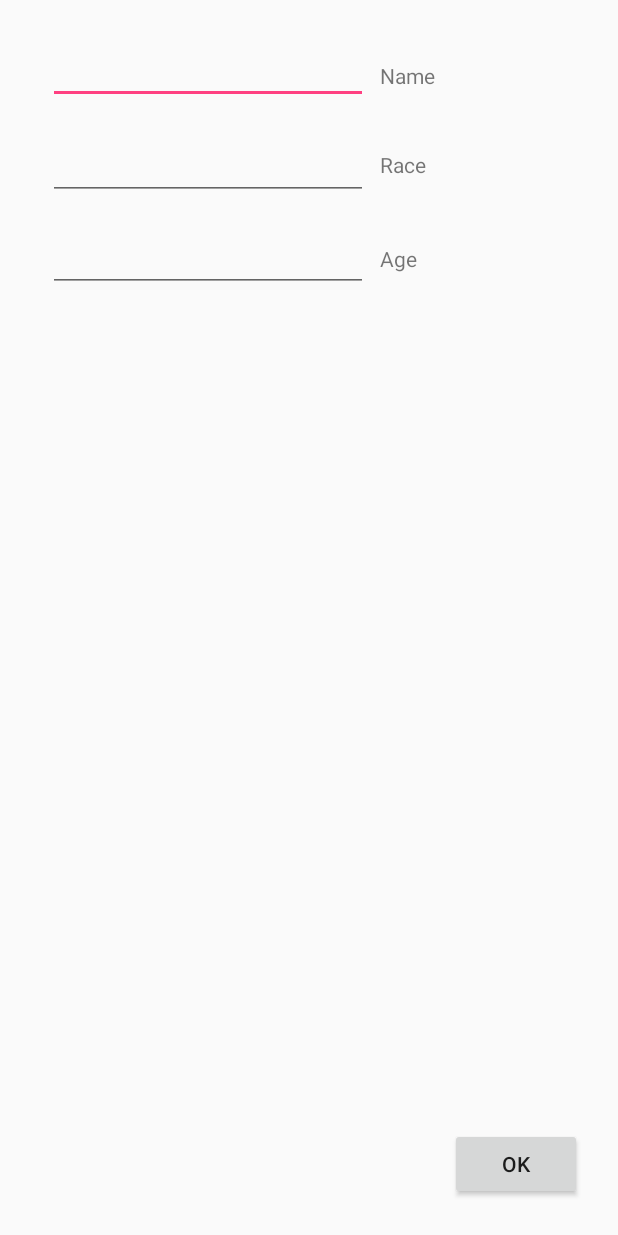
After one commit to cedric-fouquet/tinder_doggo, an Android app: the layout activity_inscription.xml on its own in the app's theme, with its tools: preview values and no code run, on a phone screen of 412 x 824 dp. The commit adds this screen. Run offline under Robolectric (Android 15) with nearby library versions, the phone set to English and light mode, and no system bars.

Commit message:
création et avancement de l'inscription

```diff
--- a/app/build.gradle
+++ b/app/build.gradle
@@ -31,4 +31,5 @@ dependencies {
 
 
 
+
 apply plugin: 'com.google.gms.google-services'
--- a/app/src/main/AndroidManifest.xml
+++ b/app/src/main/AndroidManifest.xml
@@ -23,7 +23,8 @@
                 <category android:name="android.intent.category.LAUNCHER" />
             </intent-filter>
         </activity>
-        <activity android:name=".MainMenu"></activity>
+        <activity android:name=".MainMenu" />
+        <activity android:name=".Inscription"></activity>
     </application>
 
 </manifest>
--- /dev/null
+++ b/app/src/main/res/layout/activity_inscription.xml
@@ -0,0 +1,88 @@
+<?xml version="1.0" encoding="utf-8"?>
+<android.support.constraint.ConstraintLayout xmlns:android="http://schemas.android.com/apk/res/android"
+    xmlns:app="http://schemas.android.com/apk/res-auto"
+    xmlns:tools="http://schemas.android.com/tools"
+    android:layout_width="match_parent"
+    android:layout_height="match_parent"
+    tools:context="arrossage_fouqueterie.tinder_doggo.Inscription">
+
+    <EditText
+        android:id="@+id/editTextName"
+        android:layout_width="wrap_content"
+        android:layout_height="41dp"
+        android:layout_marginStart="32dp"
+        android:layout_marginTop="28dp"
+        android:ems="10"
+        android:inputType="text"
+        app:layout_constraintStart_toStartOf="parent"
+        app:layout_constraintTop_toTopOf="parent" />
+
+    <EditText
+        android:id="@+id/editTextRace"
+        android:layout_width="wrap_content"
+        android:layout_height="48dp"
+        android:layout_marginStart="32dp"
+        android:layout_marginTop="16dp"
+        android:ems="10"
+        android:inputType="text|textPersonName"
+        app:layout_constraintStart_toStartOf="parent"
+        app:layout_constraintTop_toBottomOf="@+id/editTextName" />
+
+    <EditText
+        android:id="@+id/editTextAge"
+        android:layout_width="wrap_content"
+        android:layout_height="wrap_content"
+        android:layout_marginStart="32dp"
+        android:layout_marginTop="16dp"
+        android:ems="10"
+        android:inputType="number"
+        app:layout_constraintStart_toStartOf="parent"
+        app:layout_constraintTop_toBottomOf="@+id/editTextRace" />
+
+    <TextView
+        android:id="@+id/Name"
+        android:layout_width="wrap_content"
+        android:layout_height="17dp"
+        android:layout_marginBottom="8dp"
+        android:layout_marginStart="8dp"
+        android:text="@string/name"
+        app:layout_constraintBottom_toBottomOf="@+id/editTextName"
+        app:layout_constraintStart_toEndOf="@+id/editTextName"
+        app:layout_constraintTop_toTopOf="@+id/editTextName"
+        app:layout_constraintVertical_bias="0.812" />
+
+    <TextView
+        android:id="@+id/textViewRace"
+        android:layout_width="wrap_content"
+        android:layout_height="wrap_content"
+        android:layout_marginBottom="8dp"
+        android:layout_marginStart="8dp"
+        android:layout_marginTop="8dp"
+        android:text="@string/race"
+        app:layout_constraintBottom_toBottomOf="@+id/editTextRace"
+        app:layout_constraintStart_toEndOf="@+id/editTextRace"
+        app:layout_constraintTop_toTopOf="@+id/editTextRace" />
+
+    <TextView
+        android:id="@+id/textViewAge"
+        android:layout_width="wrap_content"
+        android:layout_height="wrap_content"
+        android:layout_marginBottom="8dp"
+        android:layout_marginStart="8dp"
+        android:layout_marginTop="8dp"
+        android:text="@string/age"
+        app:layout_constraintBottom_toBottomOf="@+id/editTextAge"
+        app:layout_constraintStart_toEndOf="@+id/editTextAge"
+        app:layout_constraintTop_toTopOf="@+id/editTextAge" />
+
+    <Button
+        android:id="@+id/validateInfo"
+        android:layout_width="wrap_content"
+        android:layout_height="wrap_content"
+        android:layout_marginBottom="24dp"
+        android:layout_marginEnd="24dp"
+        android:text="@string/ok"
+        app:layout_constraintBottom_toBottomOf="parent"
+        app:layout_constraintEnd_toEndOf="parent" />
+
+</android.support.constraint.ConstraintLayout>
--- a/app/src/main/res/layout/activity_login.xml
+++ b/app/src/main/res/layout/activity_login.xml
@@ -72,12 +72,6 @@
                 android:text="@string/action_sign_in_short"
                 android:textStyle="bold" />
 
-            <Button
-                android:id="@+id/email_register_button"
-                android:layout_width="match_parent"
-                android:layout_height="wrap_content"
-                android:text="@string/action_register" />
-
         </LinearLayout>
     </ScrollView>
 </LinearLayout>
--- a/app/src/main/res/values/strings.xml
+++ b/app/src/main/res/values/strings.xml
@@ -14,4 +14,11 @@
         completions."
     </string>
     <string name="action_register">register</string>
+
+    <string name="cancel">Cancel</string>
+    <string name="ok">Ok</string>
+    <string name="create_account_not_found">Account could not be found do you want to create a new one ?</string>
+    <string name="age">Age</string>
+    <string name="name">Name</string>
+    <string name="race">Race</string>
 </resources>
```
Also changed, not shown: app/src/main/java/arrossage_fouqueterie/tinder_doggo/Inscription.java (added, +52 -0 lines), app/src/main/java/arrossage_fouqueterie/tinder_doggo/LoginActivity.java (+50 -53 lines), app/src/main/java/arrossage_fouqueterie/tinder_doggo/MainMenu.java (+1 -14 lines), 1 other file.
